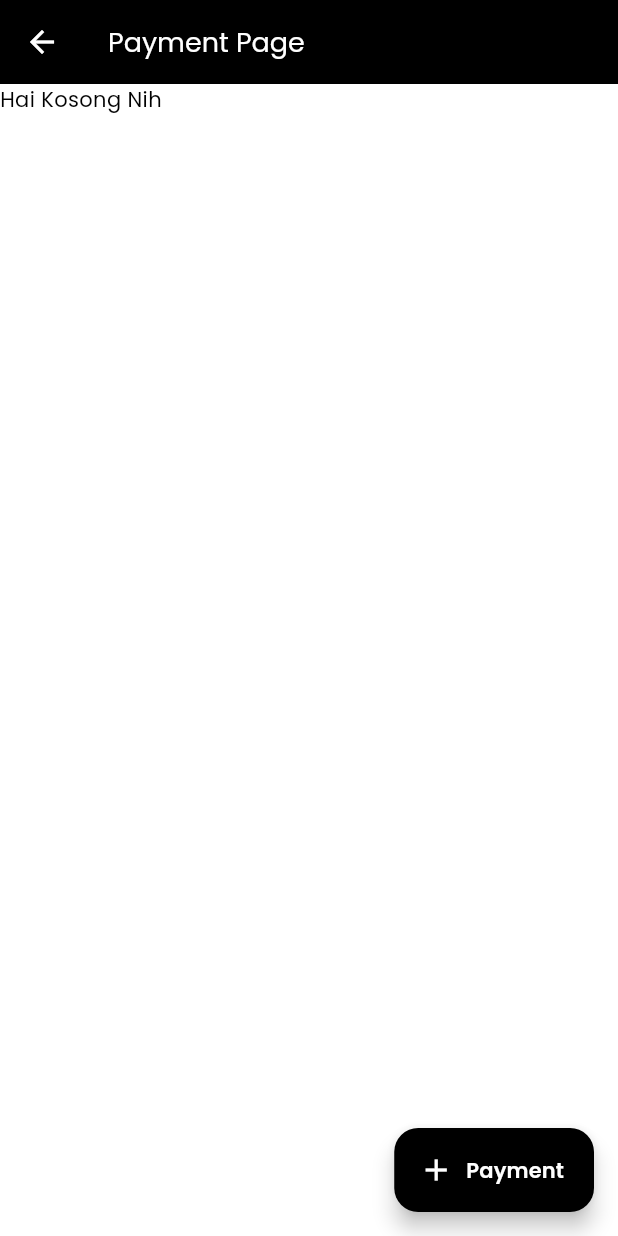
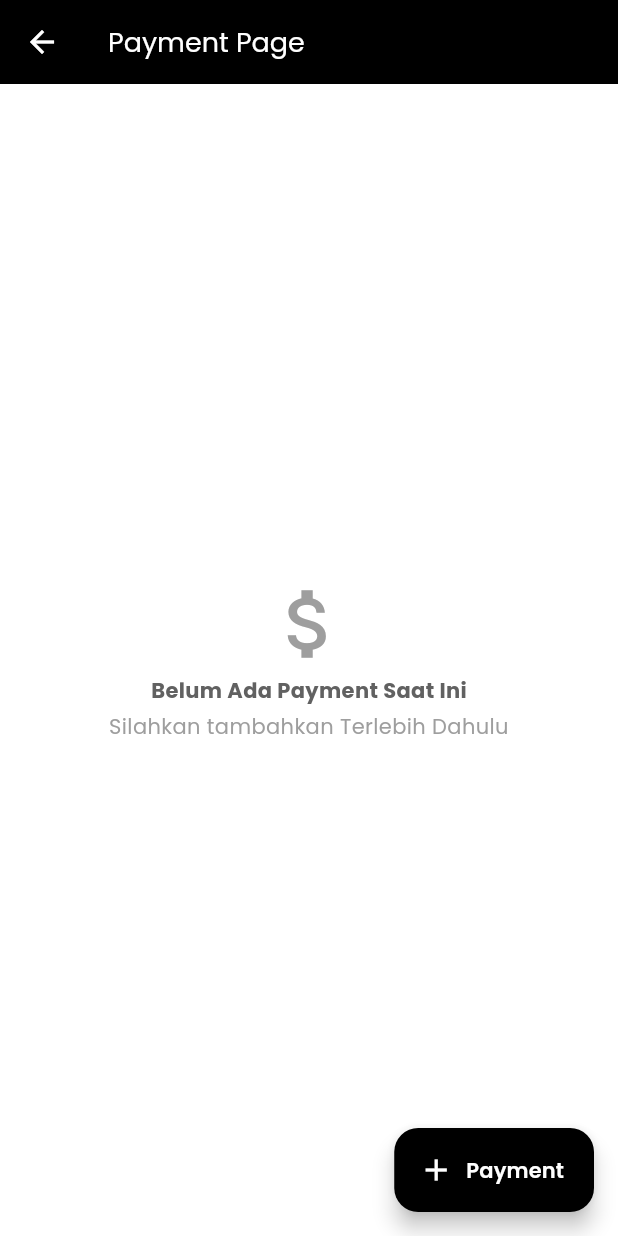
Before and after one commit to jbranabb/kliencash, a Flutter app: the PayementPage screen opened directly, on a phone screen of 412 x 824 dp. Run offline on Flutter 3.47's test engine with Material 3 defaults, Android fonts, the phone set to English and light mode, and no system bars; our stand-ins replace bloc, calendar_date_picker2, country_code_picker, flutter_bloc, flutter_slidable, google_fonts and 6 more; accounts and stored records are empty.

Commit message:
feat(paymentPage) adding state when list is empty

```diff
--- a/lib/Screens/pages/mainGrid/payment/payment_page.dart
+++ b/lib/Screens/pages/mainGrid/payment/payment_page.dart
@@ -26,13 +26,28 @@ class _PayementPageState extends State<PayementPage> {
 
   @override
   Widget build(BuildContext context) {
+    var height = MediaQuery.of(context).size.height;
     return Scaffold(
       appBar: myAppBar(context, 'Payment Page'),
       body: BlocBuilder<PaymentBloc, PaymentState>(
         builder: (context, state) {
           if (state is PaymentReadDataSucces) {
             if (state.list.isEmpty) {
-              return Container(child: MyText(title: 'Hai Kosong Nih'));
+              return SizedBox(
+                height: height,
+                width: double.maxFinite,
+                child: Column(
+                  spacing: 4,
+                  mainAxisAlignment: MainAxisAlignment.center,
+                crossAxisAlignment: CrossAxisAlignment.center,
+                children: [
+                  Icon(Icons.attach_money, size: 60,color: Colors.grey,),
+                  MyText(title: 'Belum Ada Payment Saat Ini', fontWeight: FontWeight.bold,color: Colors.grey.shade700,),
+                  MyText(title: 'Silahkan tambahkan Terlebih Dahulu',
+                  color: Colors.grey,
+                   textAlign: TextAlign.center,),
+                ],
+              ));
             }
             return ListView.builder(
               itemCount: state.list.length,
```
